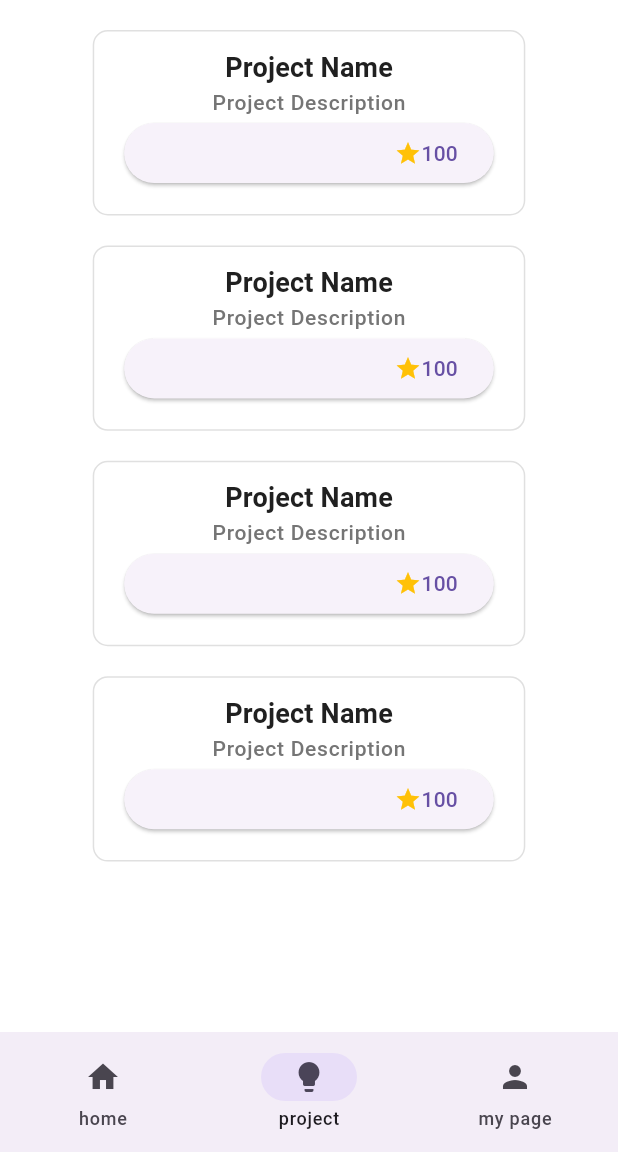
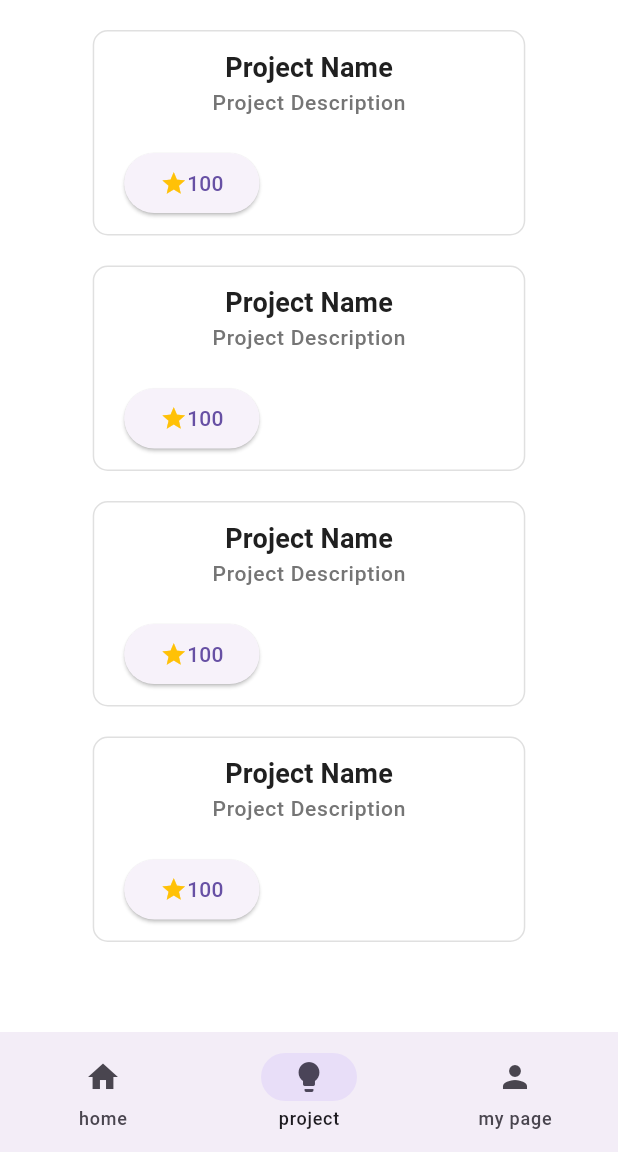
Before and after one commit to 976520/nexus-app, a Flutter app: the screen it shows after launch, item 2 of the bottom bar chosen, on a phone screen of 412 x 824 dp, the part 84-1236 px from its top. Run offline on Flutter 3.47's test engine with Material 3 defaults, Android fonts, the phone set to English and light mode, and no system bars.

Commit message:
Feat - project privew like button, text ellipsis

```diff
--- a/lib/components/project_preview.dart
+++ b/lib/components/project_preview.dart
@@ -1,4 +1,5 @@
 import 'package:flutter/material.dart';
+import 'package:nexus/util/gap.dart';
 
 class Project {
   final String name;
@@ -21,7 +22,6 @@ class ProjectPreview extends StatelessWidget {
     final Size size = MediaQuery.of(context).size;
     return Container(
         width: size.width * 0.7,
-      height: size.width * 0.3,
         decoration: BoxDecoration(
           border: Border.all(color: Colors.grey[300]!),
           borderRadius: BorderRadius.circular(10),
@@ -34,23 +34,34 @@ class ProjectPreview extends StatelessWidget {
                 project.name,
                 style: Theme.of(context).textTheme.titleMedium,
               ),
-            Text(
+              Padding(
+                padding: const EdgeInsets.symmetric(horizontal: 10),
+                child: Text(
                   project.description,
                   style: Theme.of(context).textTheme.labelSmall,
+                  overflow: TextOverflow.ellipsis,
+                  maxLines: 2,
                 ),
+              ),
+              Gap(20),
+              Row(
+                children: [
                   ElevatedButton(
+                    onPressed: () {},
                     child: Row(
-                mainAxisAlignment: MainAxisAlignment.end,
                       children: [
-                  const Icon(Icons.star, color: Colors.amber),
+                        Icon(
+                          Icons.star,
+                          color: Colors.amber,
+                        ),
                         Text(project.stars.toString()),
                       ],
                     ),
-              onPressed: () {},
                   ),
                 ],
               ),
-      )
-    );
+            ],
+          ),
+        ));
   }
 }
```
Lines whose indentation alone changed are shown as unchanged.
